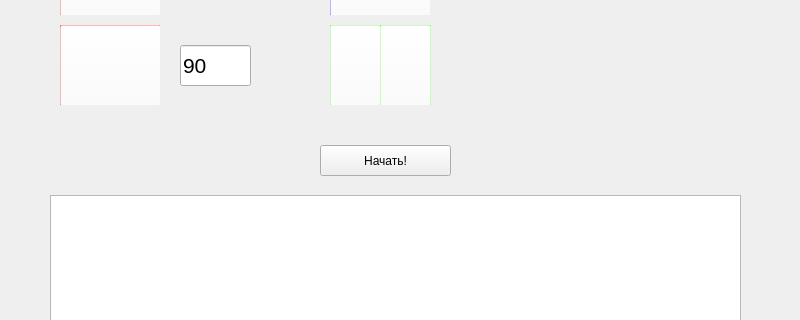
Before: the Qt Designer form untitled.ui in PushkinC/GUItoTurtle, drawn with Qt 5; both pictures show x 0 to 800 and y 374 to 694 of the 800 by 800 pixel window.
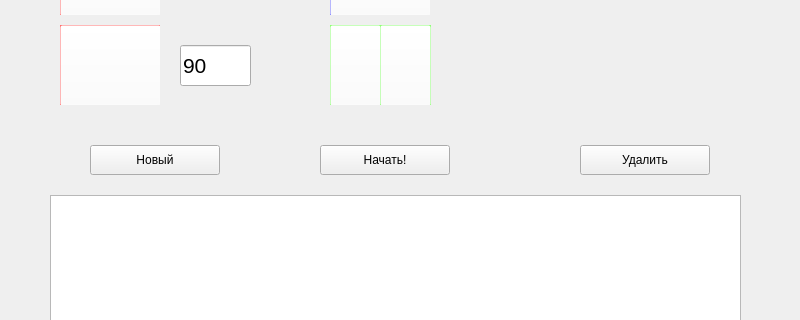
After: the same form once the commit is applied. Icons and pictures are not drawn.

The edit to the form file:
```diff
--- a/untitled.ui
+++ b/untitled.ui
@@ -621,14 +621,40 @@
      <rect>
       <x>320</x>
       <y>500</y>
-      <width>131</width>
-      <height>31</height>
+      <width>130</width>
+      <height>30</height>
      </rect>
     </property>
     <property name="text">
      <string>Начать!</string>
     </property>
    </widget>
+   <widget class="QPushButton" name="btnRemove">
+    <property name="geometry">
+     <rect>
+      <x>580</x>
+      <y>500</y>
+      <width>130</width>
+      <height>30</height>
+     </rect>
+    </property>
+    <property name="text">
+     <string>Удалить</string>
+    </property>
+   </widget>
+   <widget class="QPushButton" name="btnNew">
+    <property name="geometry">
+     <rect>
+      <x>90</x>
+      <y>500</y>
+      <width>130</width>
+      <height>30</height>
+     </rect>
+    </property>
+    <property name="text">
+     <string>Новый</string>
+    </property>
+   </widget>
   </widget>
   <widget class="QMenuBar" name="menubar">
    <property name="geometry">
```
